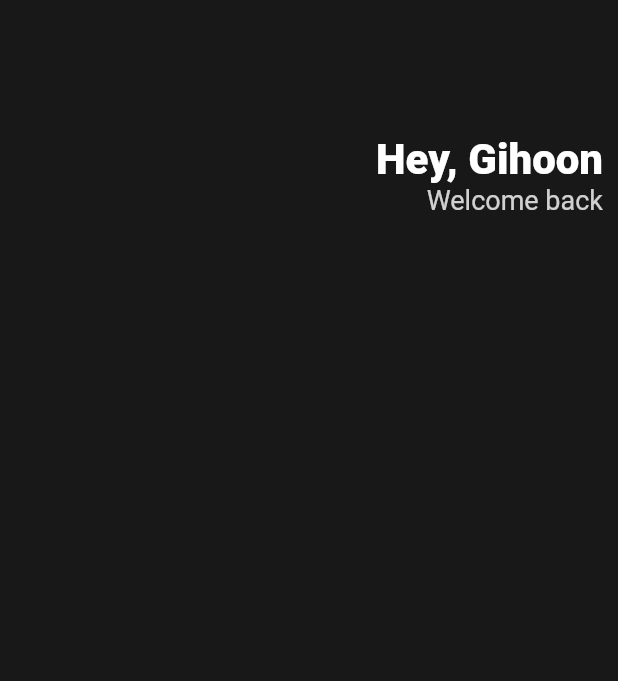
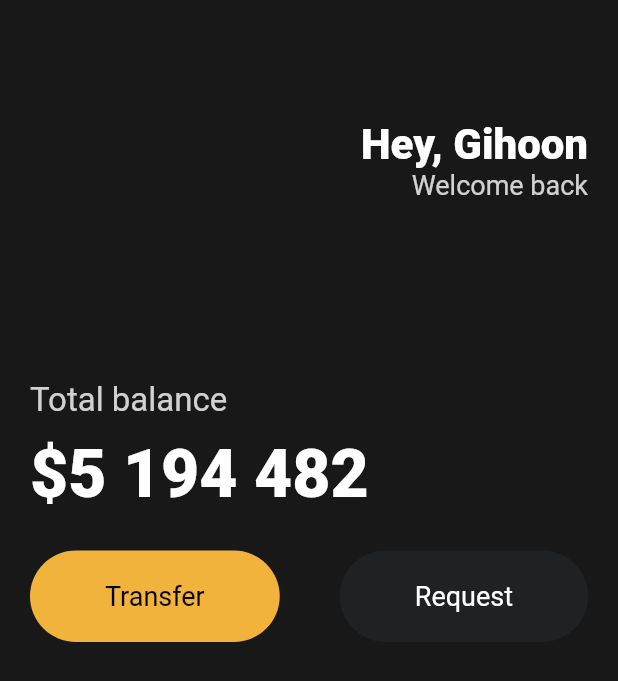
Before and after one commit to eomgerm/flutter_bank, a Flutter app: the screen it shows after launch, on a phone screen of 412 x 824 dp. Shown: the top 681 px of the screen. Run offline on Flutter 3.47's test engine with Material 2 defaults, Android fonts, the light colour scheme and no system bars.

Commit message:
adding buttons

```diff
--- a/lib/main.dart
+++ b/lib/main.dart
@@ -1,4 +1,5 @@
 import 'package:flutter/material.dart';
+import 'package:flutter_bank/widgets/button.dart';
 
 void main() {
   runApp(App());
@@ -9,12 +10,13 @@ class App extends StatelessWidget {
   Widget build(BuildContext context) {
     return MaterialApp(
       home: Scaffold(
-        backgroundColor: Color(0xFF181818),
+        backgroundColor: const Color(0xFF181818),
         body: Padding(
-          padding: EdgeInsets.all(10),
+          padding: const EdgeInsets.symmetric(horizontal: 20),
           child: Column(
+            crossAxisAlignment: CrossAxisAlignment.start,
             children: [
-              SizedBox(
+              const SizedBox(
                 height: 80,
               ),
               Row(
@@ -23,7 +25,7 @@ class App extends StatelessWidget {
                   Column(
                     crossAxisAlignment: CrossAxisAlignment.end,
                     children: [
-                      Text(
+                      const Text(
                         'Hey, Gihoon',
                         style: TextStyle(
                           color: Colors.white,
@@ -42,6 +44,44 @@ class App extends StatelessWidget {
                   )
                 ],
               ),
+              const SizedBox(
+                height: 120,
+              ),
+              Text(
+                'Total balance',
+                style: TextStyle(
+                  color: Colors.white.withOpacity(0.8),
+                  fontSize: 22,
+                ),
+              ),
+              const SizedBox(
+                height: 10,
+              ),
+              const Text(
+                '\$5 194 482',
+                style: TextStyle(
+                    color: Colors.white,
+                    fontSize: 44,
+                    fontWeight: FontWeight.w800),
+              ),
+              const SizedBox(
+                height: 25,
+              ),
+              Row(
+                mainAxisAlignment: MainAxisAlignment.spaceBetween,
+                children: const [
+                  Button(
+                    text: "Transfer",
+                    backgroundColor: Color(0xFFF1B33B),
+                    textColor: Colors.black,
+                  ),
+                  Button(
+                    text: "Request",
+                    backgroundColor: Color(0xFF1F2123),
+                    textColor: Colors.white,
+                  )
+                ],
+              )
             ],
           ),
         ),
--- /dev/null
+++ b/lib/widgets/button.dart
@@ -0,0 +1,35 @@
+import 'package:flutter/material.dart';
+
+class Button extends StatelessWidget {
+  final String text;
+  final Color backgroundColor, textColor;
+
+  const Button({
+    required this.text,
+    required this.backgroundColor,
+    required this.textColor,
+  });
+
+  @override
+  Widget build(BuildContext context) {
+    return Container(
+      decoration: BoxDecoration(
+        color: backgroundColor,
+        borderRadius: BorderRadius.circular(45),
+      ),
+      child: Padding(
+        padding: const EdgeInsets.symmetric(
+          vertical: 20,
+          horizontal: 50,
+        ),
+        child: Text(
+          text,
+          style: TextStyle(
+            color: textColor,
+            fontSize: 18,
+          ),
+        ),
+      ),
+    );
+  }
+}
```
